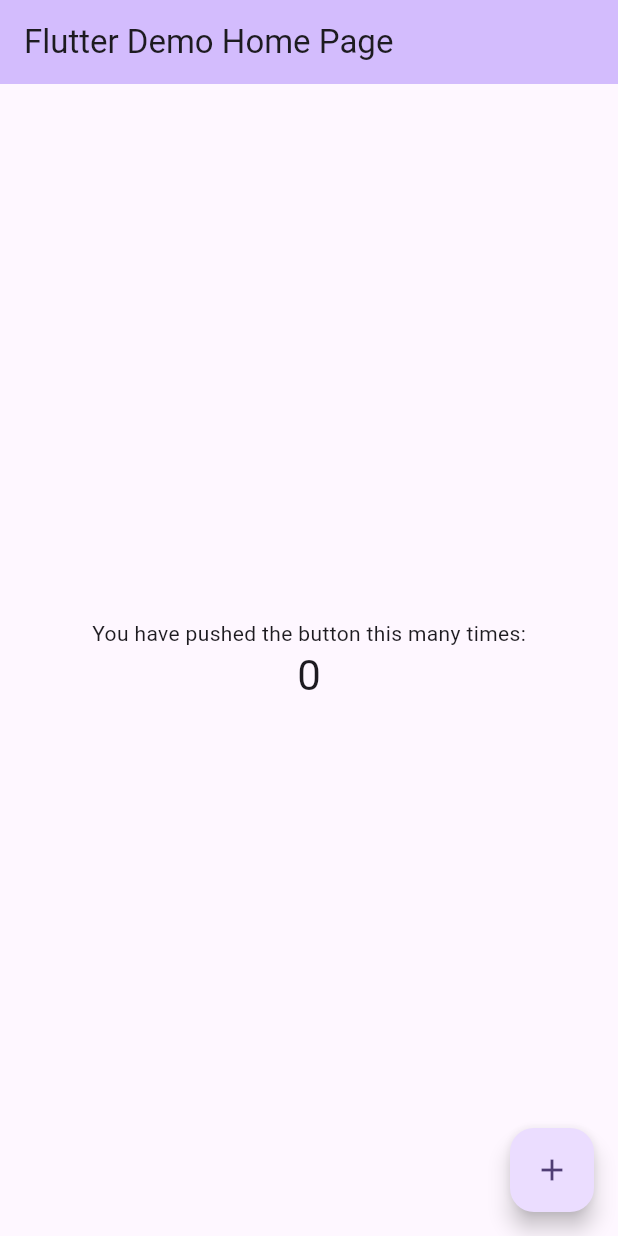
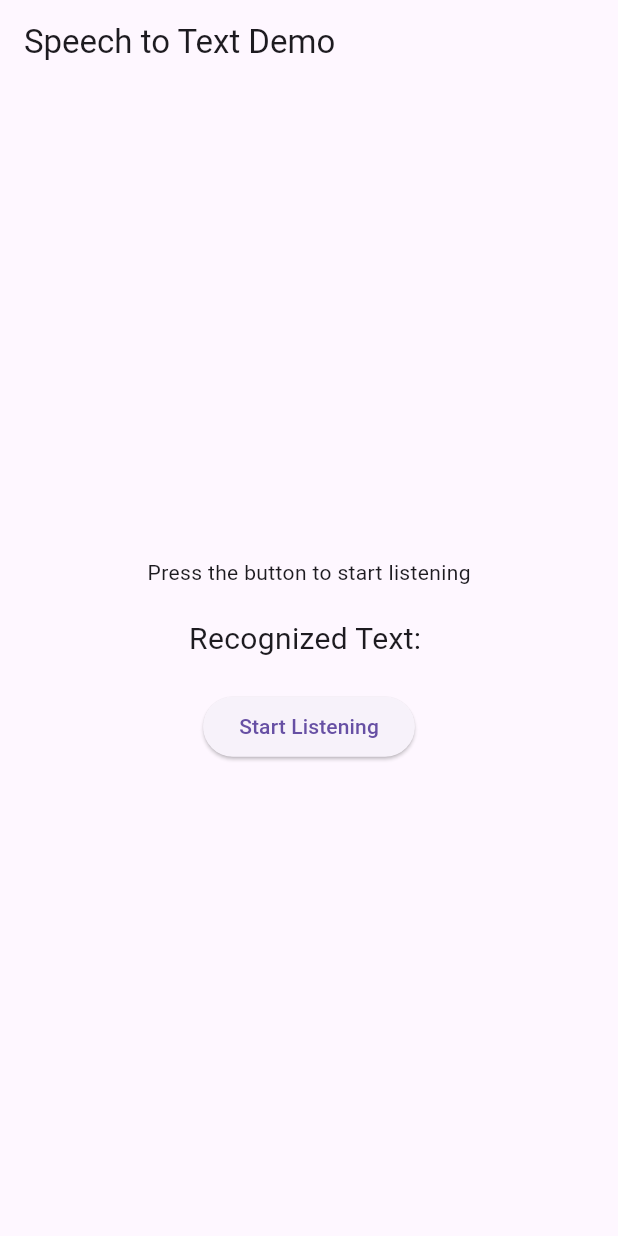
Before and after one commit to TEAMFLUTTERR/WhoAmI, a Flutter app: the screen it shows after launch, on a phone screen of 412 x 824 dp. Run offline on Flutter 3.47's test engine with Material 3 defaults, Android fonts, the phone set to English and light mode, and no system bars; our stand-ins replace speech_to_text.

Commit message:
speak demo

```diff
--- a/who_am_i/lib/main.dart
+++ b/who_am_i/lib/main.dart
@@ -1,125 +1,90 @@
 import 'package:flutter/material.dart';
+import 'package:speech_to_text/speech_to_text.dart' as stt;
 
-void main() {
-  runApp(const MyApp());
-}
+void main() => runApp(MyApp());
 
 class MyApp extends StatelessWidget {
-  const MyApp({super.key});
-
-  // This widget is the root of your application.
   @override
   Widget build(BuildContext context) {
     return MaterialApp(
-      title: 'Flutter Demo',
+      title: 'Speech to Text Demo',
       theme: ThemeData(
-        // This is the theme of your application.
-        //
-        // TRY THIS: Try running your application with "flutter run". You'll see
-        // the application has a purple toolbar. Then, without quitting the app,
-        // try changing the seedColor in the colorScheme below to Colors.green
-        // and then invoke "hot reload" (save your changes or press the "hot
-        // reload" button in a Flutter-supported IDE, or press "r" if you used
-        // the command line to start the app).
-        //
-        // Notice that the counter didn't reset back to zero; the application
-        // state is not lost during the reload. To reset the state, use hot
-        // restart instead.
-        //
-        // This works for code too, not just values: Most code changes can be
-        // tested with just a hot reload.
-        colorScheme: ColorScheme.fromSeed(seedColor: Colors.deepPurple),
-        useMaterial3: true,
+        primarySwatch: Colors.blue,
       ),
-      home: const MyHomePage(title: 'Flutter Demo Home Page'),
+      home: SpeechHomePage(),
     );
   }
 }
 
-class MyHomePage extends StatefulWidget {
-  const MyHomePage({super.key, required this.title});
+class SpeechHomePage extends StatefulWidget {
+  @override
+  _SpeechHomePageState createState() => _SpeechHomePageState();
+}
 
-  // This widget is the home page of your application. It is stateful, meaning
-  // that it has a State object (defined below) that contains fields that affect
-  // how it looks.
-
-  // This class is the configuration for the state. It holds the values (in this
-  // case the title) provided by the parent (in this case the App widget) and
-  // used by the build method of the State. Fields in a Widget subclass are
-  // always marked "final".
-
-  final String title;
+class _SpeechHomePageState extends State<SpeechHomePage> {
+  late stt.SpeechToText _speech; // Deklaration mit 'late'
+  bool _isListening = false;
+  String _recognizedText = '';
 
   @override
-  State<MyHomePage> createState() => _MyHomePageState();
-}
+  void initState() {
+    super.initState();
+    _speech = stt.SpeechToText(); // Initialisierung
+    _initSpeechState();
+  }
 
-class _MyHomePageState extends State<MyHomePage> {
-  int _counter = 0;
+  void _initSpeechState() async {
+    bool available = await _speech.initialize();
+    if (available) {
+      setState(() {});
+    }
+  }
 
-  void _incrementCounter() {
-    setState(() {
-      // This call to setState tells the Flutter framework that something has
-      // changed in this State, which causes it to rerun the build method below
-      // so that the display can reflect the updated values. If we changed
-      // _counter without calling setState(), then the build method would not be
-      // called again, and so nothing would appear to happen.
-      _counter++;
+  void _startListening() {
+    _isListening = true;
+    _speech.listen(onResult: (result) {
+      setState(() {
+        _recognizedText = result.recognizedWords;
+        if (_recognizedText.toLowerCase() == 'hello') {
+          print("Das Wort 'Bojan' wurde erkannt!");
+        }
+      });
     });
+  }
+
+  void _stopListening() {
+    _isListening = false;
+    _speech.stop();
   }
 
   @override
   Widget build(BuildContext context) {
-    // This method is rerun every time setState is called, for instance as done
-    // by the _incrementCounter method above.
-    //
-    // The Flutter framework has been optimized to make rerunning build methods
-    // fast, so that you can just rebuild anything that needs updating rather
-    // than having to individually change instances of widgets.
     return Scaffold(
       appBar: AppBar(
-        // TRY THIS: Try changing the color here to a specific color (to
-        // Colors.amber, perhaps?) and trigger a hot reload to see the AppBar
-        // change color while the other colors stay the same.
-        backgroundColor: Theme.of(context).colorScheme.inversePrimary,
-        // Here we take the value from the MyHomePage object that was created by
-        // the App.build method, and use it to set our appbar title.
-        title: Text(widget.title),
+        title: Text('Speech to Text Demo'),
       ),
       body: Center(
-        // Center is a layout widget. It takes a single child and positions it
-        // in the middle of the parent.
         child: Column(
-          // Column is also a layout widget. It takes a list of children and
-          // arranges them vertically. By default, it sizes itself to fit its
-          // children horizontally, and tries to be as tall as its parent.
-          //
-          // Column has various properties to control how it sizes itself and
-          // how it positions its children. Here we use mainAxisAlignment to
-          // center the children vertically; the main axis here is the vertical
-          // axis because Columns are vertical (the cross axis would be
-          // horizontal).
-          //
-          // TRY THIS: Invoke "debug painting" (choose the "Toggle Debug Paint"
-          // action in the IDE, or press "p" in the console), to see the
-          // wireframe for each widget.
           mainAxisAlignment: MainAxisAlignment.center,
           children: <Widget>[
-            const Text(
-              'You have pushed the button this many times:',
+            Text(
+              _isListening
+                  ? 'Listening...'
+                  : 'Press the button to start listening',
             ),
+            SizedBox(height: 20),
             Text(
-              '$_counter',
-              style: Theme.of(context).textTheme.headlineMedium,
+              'Recognized Text: $_recognizedText',
+              style: TextStyle(fontSize: 20),
+            ),
+            SizedBox(height: 20),
+            ElevatedButton(
+              onPressed: _isListening ? _stopListening : _startListening,
+              child: Text(_isListening ? 'Stop Listening' : 'Start Listening'),
             ),
           ],
         ),
       ),
-      floatingActionButton: FloatingActionButton(
-        onPressed: _incrementCounter,
-        tooltip: 'Increment',
-        child: const Icon(Icons.add),
-      ), // This trailing comma makes auto-formatting nicer for build methods.
     );
   }
 }
--- a/who_am_i/pubspec.yaml
+++ b/who_am_i/pubspec.yaml
@@ -2,7 +2,7 @@ name: who_am_i
 description: "A new Flutter project."
 # The following line prevents the package from being accidentally published to
 # pub.dev using `flutter pub publish`. This is preferred for private packages.
-publish_to: 'none' # Remove this line if you wish to publish to pub.dev
+publish_to: "none" # Remove this line if you wish to publish to pub.dev
 
 # The following defines the version and build number for your application.
 # A version number is three numbers separated by dots, like 1.2.43
@@ -30,7 +30,7 @@ environment:
 dependencies:
   flutter:
     sdk: flutter
-
+  speech_to_text: ^7.0.0
 
   # The following adds the Cupertino Icons font to your application.
   # Use with the CupertinoIcons class for iOS style icons.
@@ -52,7 +52,6 @@ dev_dependencies:
 
 # The following section is specific to Flutter packages.
 flutter:
-
   # The following line ensures that the Material Icons font is
   # included with your application, so that you can use the icons in
   # the material Icons class.
```
Also changed, not shown: 1 other file.
